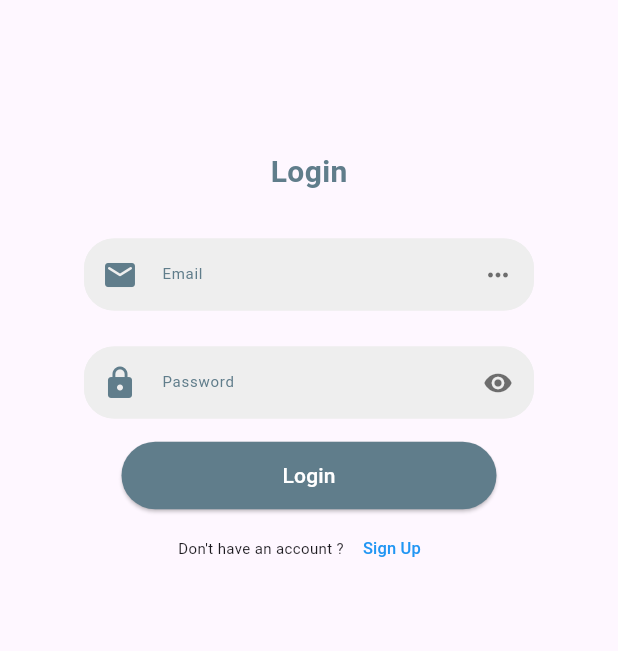
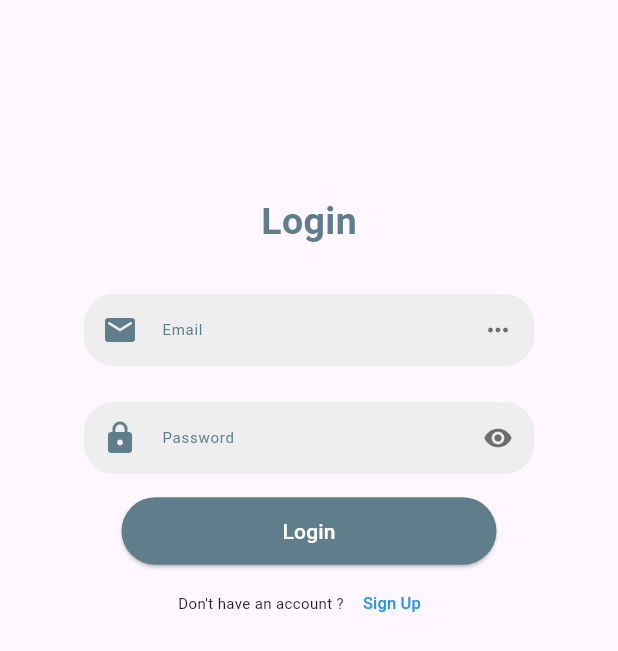
Before and after one commit to faizalfaizygithub/Stray-Dog-App, a Flutter app: the screen it shows after launch, after a tap on "Login", on a phone screen of 412 x 824 dp. Shown: the top 651 px of the screen. Run offline on Flutter 3.47's test engine with Material 3 defaults, Android fonts, the light colour scheme and no system bars; our stand-ins replace animated_text_kit, cloud_firestore, firebase_auth, firebase_core, firebase_storage, flutter_slidable and 6 more; accounts and stored records are empty; network calls fail.

Commit message:
put the some changes

```diff
--- a/lib/Application/Widgets/mainScreens/login_page.dart
+++ b/lib/Application/Widgets/mainScreens/login_page.dart
@@ -34,7 +34,7 @@ class _LoginPageState extends State<LoginPage> {
         width: MediaQuery.of(context).size.width,
         child: ListView(children: [
           Padding(
-            padding: const EdgeInsets.only(top: 20.0),
+            padding: const EdgeInsets.only(top: 50.0),
             child: Column(children: [
               gyap(80, 0),
               Text(
--- a/lib/Application/tools/AppText.dart
+++ b/lib/Application/tools/AppText.dart
@@ -67,7 +67,7 @@ TextStyle get HeadStyle {
 TextStyle get LoGinStyle {
   return GoogleFonts.aBeeZee(
     textStyle: const TextStyle(
-        fontSize: 20, fontWeight: FontWeight.bold, color: Colors.blueGrey),
+        fontSize: 25, fontWeight: FontWeight.bold, color: Colors.blueGrey),
   );
 }
 
```
